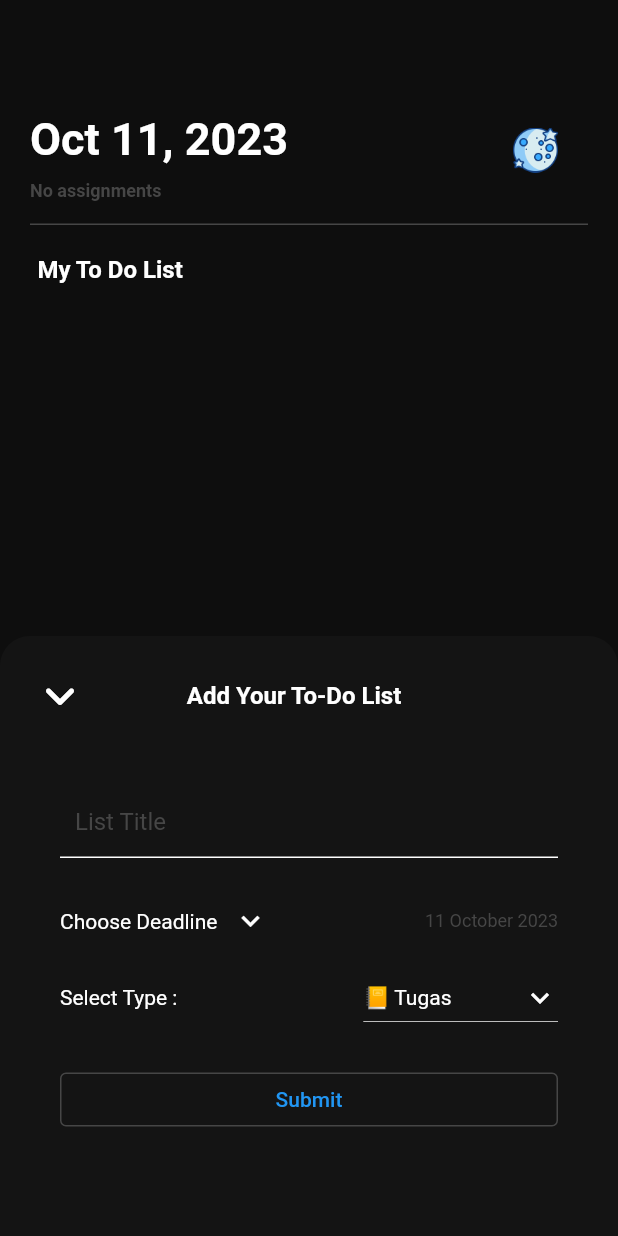
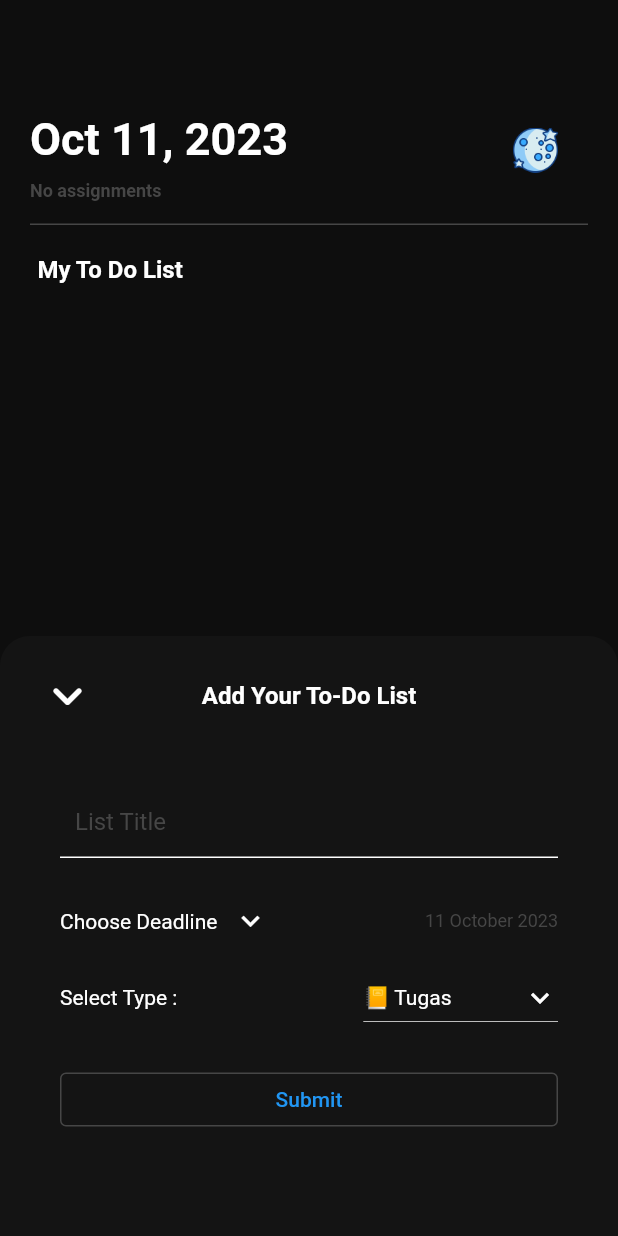
Before and after one commit to zakoraa/to-do-app, a Flutter app: the screen it shows after launch, after a tap on the "add" icon, on a phone screen of 412 x 824 dp. Run offline on Flutter 3.47's test engine with Material 2 defaults, Android fonts, the phone set to English and light mode, and no system bars; our stand-ins replace bloc, equatable, flutter_bloc, hydrated_bloc.

Commit message:
style: update bottom sheet view

```diff
--- a/lib/module/home/widgets/bottom_sheet_widget.dart
+++ b/lib/module/home/widgets/bottom_sheet_widget.dart
@@ -70,23 +70,23 @@ class BottomSheetWidget extends StatelessWidget {
                         crossAxisAlignment: CrossAxisAlignment.start,
                         children: [
                           Row(
+                            mainAxisAlignment: MainAxisAlignment.spaceBetween,
                             children: [
                               GestureDetector(
                                 onTap: () {
                                   datePickerState.selectedDate = today;
                                   Navigator.pop(context);
                                 },
-                                child: const Icon(
-                                  Icons.keyboard_arrow_down_rounded,
-                                  color: Colors.white,
-                                  size: 40,
+                                child: const SizedBox(
+                                  width: 50,
+                                  child: Icon(
+                                    Icons.keyboard_arrow_down_rounded,
+                                    color: Colors.white,
+                                    size: 40,
+                                  ),
                                 ),
                               ),
-                              SizedBox(
-                                  width:
-                                      MediaQuery.of(context).size.width - 140,
-                                  child: Center(
-                                      child: Text(
+                              Text(
                                     isAddToDoList
                                         ? "Add Your To-Do List "
                                         : "Edit Your To-Do List ",
@@ -95,7 +95,7 @@ class BottomSheetWidget extends StatelessWidget {
                                         color: Colors.white,
                                         fontWeight: FontWeight.bold,
                                         fontSize: 16),
-                                  ))),
+                                  ),
                               const SizedBox(
                                 width: 50.0,
                               ),
```
